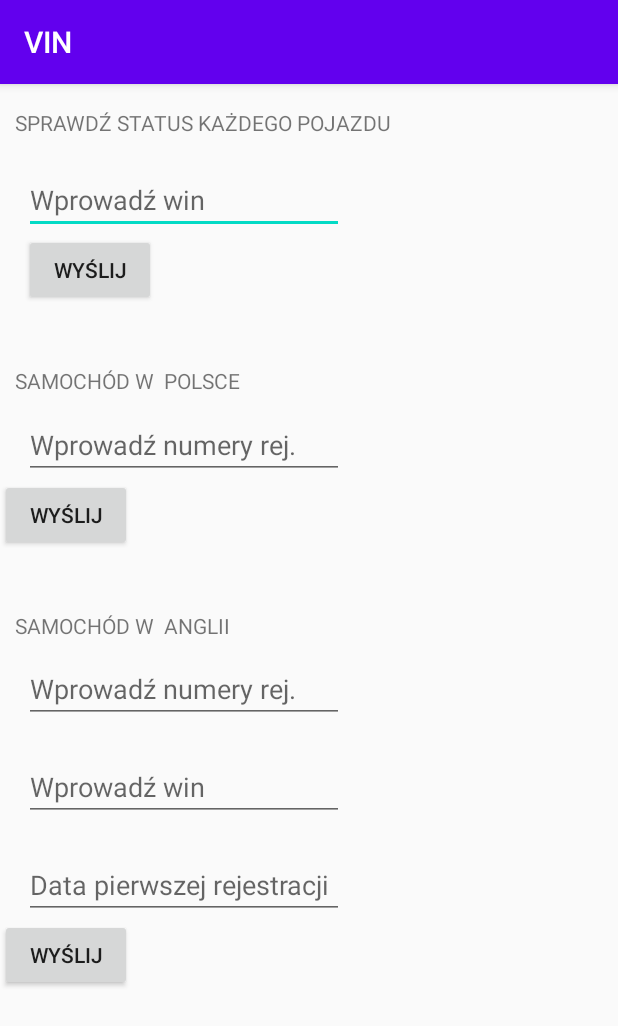
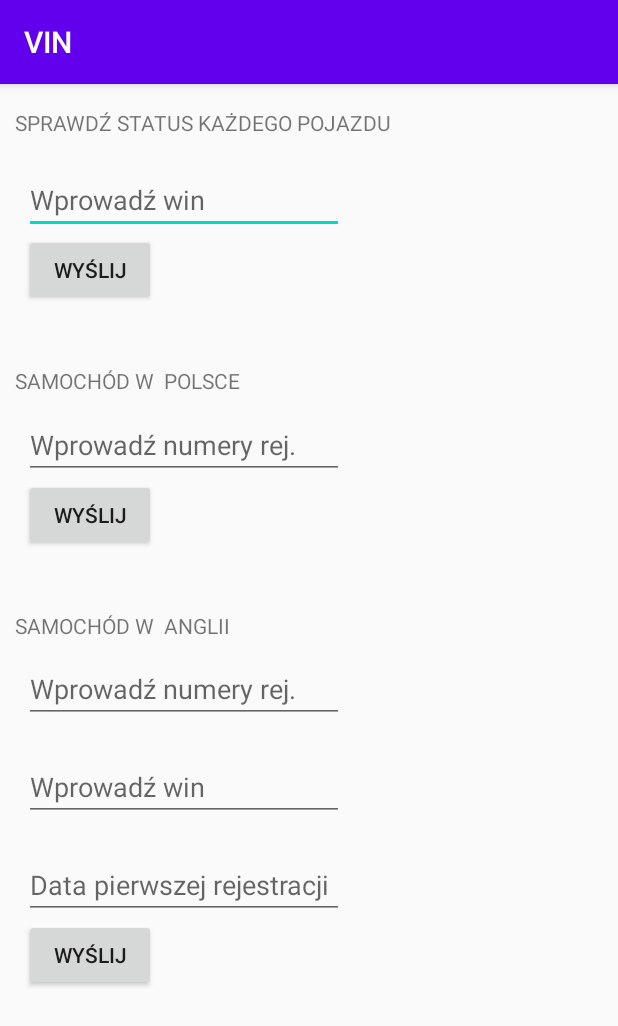
Before and after one commit to Zerling1/VIN, an Android app: the screen it shows after launch (MainActivity), on a phone screen of 412 x 824 dp. Shown: the top 1026 px of the screen. Run offline under Robolectric (Android 15) with nearby library versions, the phone set to English and light mode, and no system bars.

Commit message:
fix constraints

```diff
--- a/app/src/main/res/layout/activity_main.xml
+++ b/app/src/main/res/layout/activity_main.xml
@@ -86,6 +86,7 @@
             android:id="@+id/button2"
             android:layout_width="wrap_content"
             android:layout_height="wrap_content"
+            android:layout_marginStart="16dp"
             android:layout_marginLeft="16dp"
             android:layout_marginEnd="16dp"
             android:layout_marginRight="16dp"
@@ -156,6 +157,7 @@
             android:id="@+id/button3"
             android:layout_width="wrap_content"
             android:layout_height="wrap_content"
+            android:layout_marginStart="16dp"
             android:layout_marginLeft="16dp"
             android:layout_marginEnd="16dp"
             android:layout_marginRight="16dp"
```
